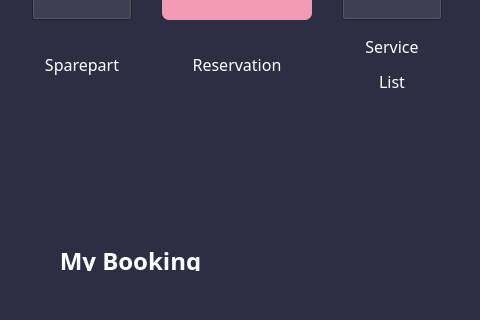
Before: the Qt Designer form file_ui/user_main_menu.ui in Ghazimuhammad/Reservasi-Bengkel, drawn with Qt 5; both pictures show x 0 to 480 and y 320 to 640 of the 480 by 640 pixel window.
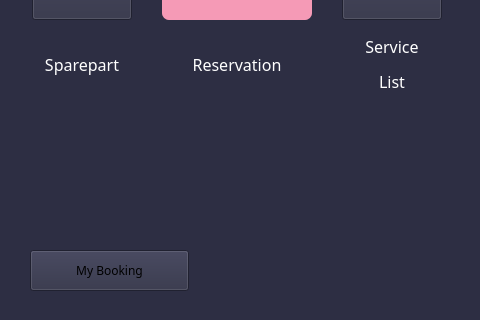
After: the same form once the commit is applied. Icons and pictures are not drawn.

Diff of the .ui file:
```diff
--- a/file_ui/user_main_menu.ui
+++ b/file_ui/user_main_menu.ui
@@ -17,46 +17,6 @@
    <string notr="true">background-color: #2D2E43;</string>
   </property>
   <widget class="QWidget" name="centralwidget">
-   <widget class="QPushButton" name="push_my_booking">
-    <property name="geometry">
-     <rect>
-      <x>20</x>
-      <y>560</y>
-      <width>221</width>
-      <height>41</height>
-     </rect>
-    </property>
-    <property name="font">
-     <font>
-      <family>Roboto Slab</family>
-      <pointsize>18</pointsize>
-      <weight>75</weight>
-      <bold>true</bold>
-      <underline>true</underline>
-     </font>
-    </property>
-    <property name="styleSheet">
-     <string notr="true">QPushButton {
-    background-color: #2D2E43;
-    color: white;
-    border: none;
-	border: none;
-    border-radius: 7px;
-    padding: 10px 20px;
-}
-
-QPushButton:hover {
-	background-color: rgb(91, 93, 136);
-}
-
-QPushButton:pressed {
-	background-color: rgb(127, 130, 189);
-}</string>
-    </property>
-    <property name="text">
-     <string>My Booking</string>
-    </property>
-   </widget>
    <widget class="QLabel" name="label_user">
     <property name="geometry">
      <rect>
@@ -398,6 +358,47 @@
      <string/>
     </property>
    </widget>
+   <widget class="QPushButton" name="push_back">
+    <property name="geometry">
+     <rect>
+      <x>30</x>
+      <y>570</y>
+      <width>159</width>
+      <height>41</height>
+     </rect>
+    </property>
+    <property name="font">
+     <font>
+      <family>Roboto Slab</family>
+      <pointsize>9</pointsize>
+      <weight>50</weight>
+      <bold>false</bold>
+     </font>
+    </property>
+    <property name="styleSheet">
+     <string notr="true">/* PUSH BUTTON */
+QPushButton {
+    background-color: rgb(80, 80, 122);
+    color: white;
+    border: none;
+    border-radius: 7px;
+    padding: 10px 20px;
+}
+
+QPushButton:hover {
+	background-color: rgb(245, 154, 182);
+}
+
+QPushButton:pressed {
+    background-color: rgb(109, 68, 81);
+}
+
+color: rgb(255, 255, 255);</string>
+    </property>
+    <property name="text">
+     <string>My Booking</string>
+    </property>
+   </widget>
   </widget>
   <widget class="QStatusBar" name="statusbar"/>
  </widget>
```
